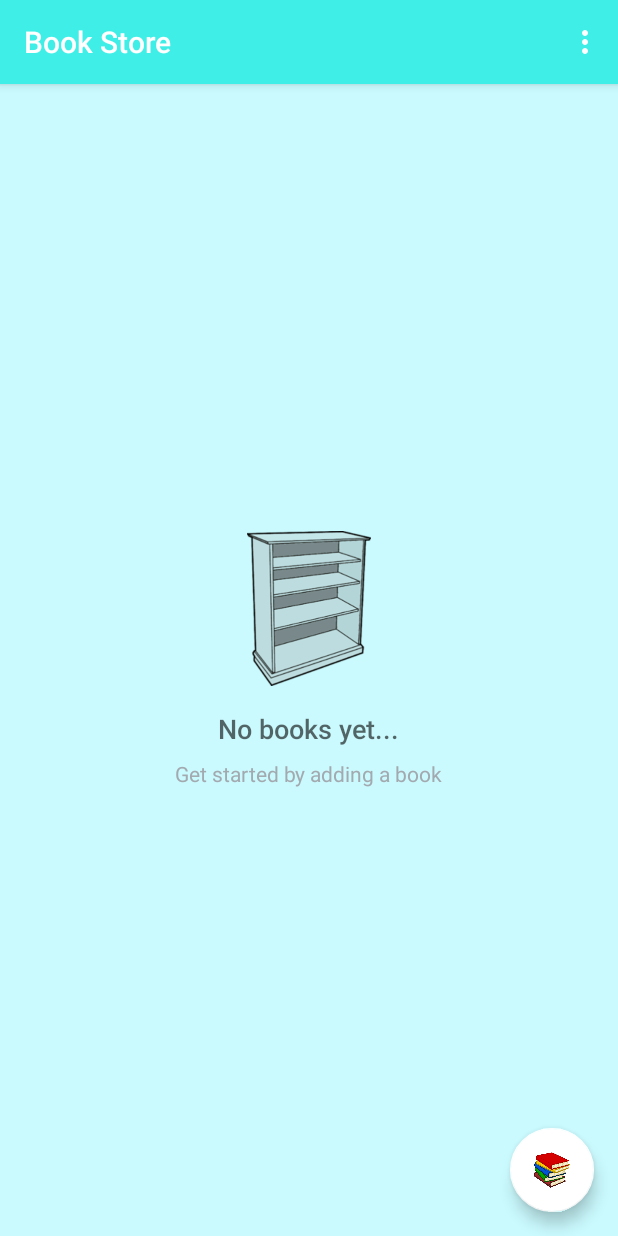
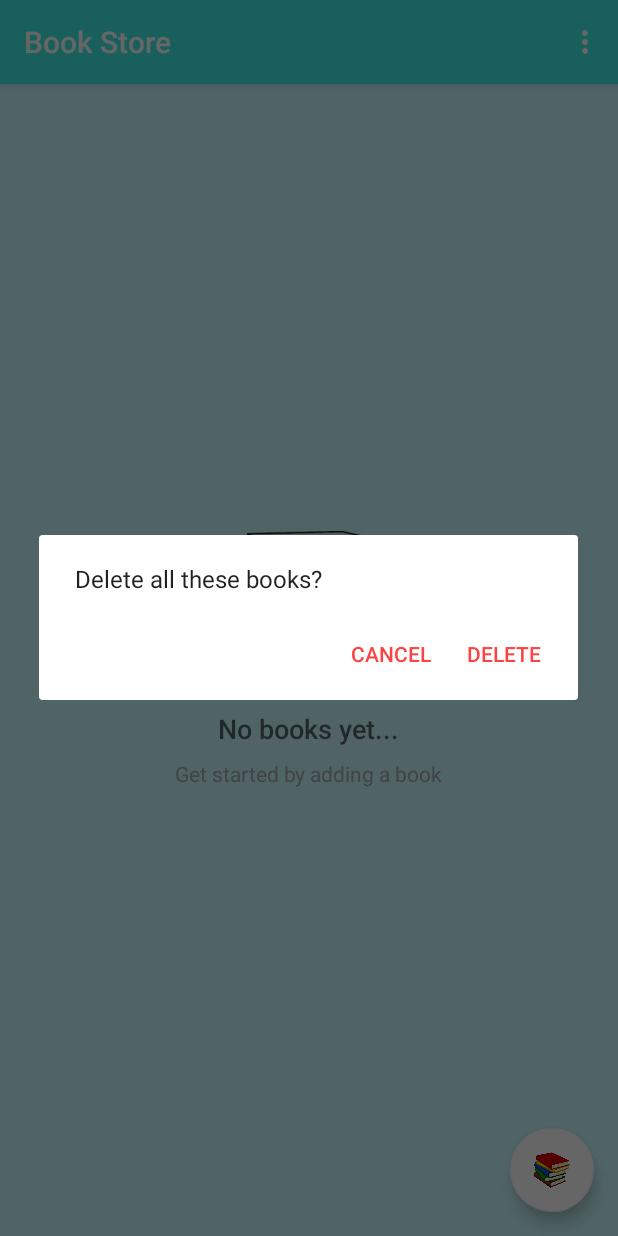
Before and after one commit to jsisanova/InventoryApp, an Android app: the screen it shows after launch (CatalogActivity), in the options menu, after a tap on "Delete All Books", on a phone screen of 412 x 824 dp. Run offline under Robolectric (Android 15) with nearby library versions, the phone set to English and light mode, and no system bars.

Commit message:
Delete all books from catalog menu item

```diff
--- a/app/src/main/java/com/example/android/inventoryapp/CatalogActivity.java
+++ b/app/src/main/java/com/example/android/inventoryapp/CatalogActivity.java
@@ -1,7 +1,9 @@
 package com.example.android.inventoryapp;
 
+import android.app.AlertDialog;
 import android.content.ContentUris;
 import android.content.ContentValues;
+import android.content.DialogInterface;
 import android.content.Intent;
 import android.database.Cursor;
 import android.net.Uri;
@@ -11,11 +13,13 @@ import android.support.v4.app.LoaderManager;
 import android.support.v4.content.CursorLoader;
 import android.support.v4.content.Loader;
 import android.support.v7.app.AppCompatActivity;
+import android.util.Log;
 import android.view.Menu;
 import android.view.MenuItem;
 import android.view.View;
 import android.widget.AdapterView;
 import android.widget.ListView;
+import android.widget.Toast;
 
 import com.example.android.inventoryapp.data.BookContract.BookEntry;
 
@@ -128,7 +132,7 @@ public class CatalogActivity extends AppCompatActivity  implements LoaderManager
                 return true;
             // Respond to a click on the "Delete all entries" menu option
             case R.id.action_delete_all_entries:
-                // Do nothing for now
+                showDeleteAllConfirmationDialog();
                 return true;
         }
         return super.onOptionsItemSelected(item);
@@ -170,4 +174,51 @@ public class CatalogActivity extends AppCompatActivity  implements LoaderManager
         // This prevents memory leaks.
         mCursorAdapter.swapCursor(null);
     }
+
+    /**
+     * Prompt the user to confirm that they want to delete all the books.
+     */
+    private void showDeleteAllConfirmationDialog() {
+        // Create an AlertDialog.Builder and set the message, and click listeners
+        // for the positive and negative buttons on the dialog.
+        AlertDialog.Builder builder = new AlertDialog.Builder(this);
+        builder.setMessage(R.string.delete_all_dialog_msg);
+        builder.setPositiveButton(R.string.delete, new DialogInterface.OnClickListener() {
+            public void onClick(DialogInterface dialog, int id) {
+                // User clicked the "Delete" button, so delete al the books.
+                deleteAllBooks();
+            }
+        });
+        builder.setNegativeButton(R.string.cancel, new DialogInterface.OnClickListener() {
+            public void onClick(DialogInterface dialog, int id) {
+                // User clicked the "Cancel" button, so dismiss the dialog
+                if (dialog != null) {
+                    dialog.dismiss();
+                }
+            }
+        });
+
+        // Create and show the AlertDialog
+        AlertDialog alertDialog = builder.create();
+        alertDialog.show();
+    }
+
+    /**
+     * Perform the deletion of all the books in the database.
+     */
+    private void deleteAllBooks() {
+        int rowsDeleted = getContentResolver().delete(BookEntry.CONTENT_URI, null, null);
+        Log.v(LOG_TAG, rowsDeleted + " rows deleted from books database");
+
+        // Show a toast message depending on whether or not the delete was successful.
+        if (rowsDeleted == 0) {
+            // If no rows were deleted, then there was an error with the delete.
+            Toast.makeText(this, getString(R.string.editor_delete_all_books_failed),
+                    Toast.LENGTH_SHORT).show();
+        } else {
+            // Otherwise, the delete was successful and we can display a toast.
+            Toast.makeText(this, getString(R.string.editor_delete_all_books_successful),
+                    Toast.LENGTH_SHORT).show();
+        }
+    }
 }
--- a/app/src/main/java/com/example/android/inventoryapp/EditorActivity.java
+++ b/app/src/main/java/com/example/android/inventoryapp/EditorActivity.java
@@ -13,6 +13,7 @@ import android.support.v4.content.CursorLoader;
 import android.support.v4.content.Loader;
 import android.support.v7.app.AppCompatActivity;
 import android.text.TextUtils;
+import android.util.Log;
 import android.view.Menu;
 import android.view.MenuItem;
 import android.view.MotionEvent;
--- a/app/src/main/res/values/strings.xml
+++ b/app/src/main/res/values/strings.xml
@@ -47,6 +47,12 @@
     <!-- Toast message in editor when current book has failed to be deleted [CHAR LIMIT=NONE] -->
     <string name="editor_delete_book_failed">Error with deleting book</string>
 
+    <!-- Toast message in editor when all the books were successfully deleted [CHAR LIMIT=NONE] -->
+    <string name="editor_delete_all_books_successful">All the books deleted</string>
+
+    <!-- Toast message in editor when all the books have failed to be deleted [CHAR LIMIT=NONE] -->
+    <string name="editor_delete_all_books_failed">Error with deleting all the books</string>
+
 
     <!-- Dialog message when user is leaving editor but hasn't saved changes [CHAR LIMIT=NONE] -->
     <string name="unsaved_changes_dialog_msg">Discard your changes and quit editing?</string>
@@ -60,10 +66,13 @@
     <!-- Dialog message to ask the user to confirm deleting the current book [CHAR LIMIT=NONE] -->
     <string name="delete_dialog_msg">Delete this book?</string>
 
-    <!-- Dialog button text for the option to confirm deleting the current book [CHAR LIMIT=20] -->
+    <!-- Dialog message to ask the user to confirm deleting all the books [CHAR LIMIT=NONE] -->
+    <string name="delete_all_dialog_msg">Delete all these books?</string>
+
+    <!-- Dialog button text for the option to confirm deleting the current book or all the books [CHAR LIMIT=20] -->
     <string name="delete">Delete</string>
 
-    <!-- Dialog button text for the option to cancel deletion of the current book [CHAR LIMIT=20] -->
+    <!-- Dialog button text for the option to cancel deletion of the current book or all the books [CHAR LIMIT=20] -->
     <string name="cancel">Cancel</string>
 
 
```
